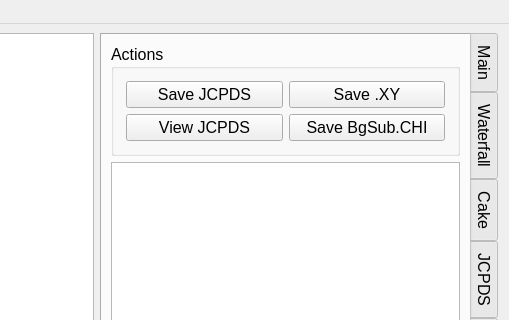
This is ui/pkpo-v.ui in SHDShim/PeakPo as Qt 5 draws it before an edit; both pictures show x 528 to 1037 and y 0 to 320 of the 1037 by 708 pixel window. The edited form follows.
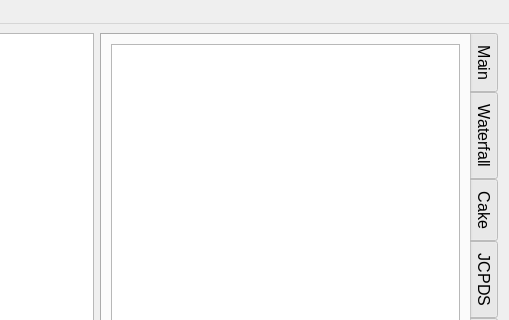
This is the edited form. The open tabs and pages were chosen to show the change. Custom widgets are drawn as their Qt base class.

Commit message: add savesession button in ntb

What changed in the file:
```diff
--- a/ui/pkpo-v.ui
+++ b/ui/pkpo-v.ui
@@ -1934,20 +1934,8 @@
           <property name="flat">
            <bool>true</bool>
           </property>
-          <layout class="QGridLayout" name="gridLayout_3">
-           <property name="leftMargin">
-            <number>12</number>
-           </property>
-           <property name="topMargin">
-            <number>12</number>
-           </property>
-           <property name="rightMargin">
-            <number>12</number>
-           </property>
-           <property name="bottomMargin">
-            <number>12</number>
-           </property>
-           <item row="2" column="2">
+          <layout class="QGridLayout" name="gridLayout_2">
+           <item row="0" column="2">
             <widget class="QPushButton" name="pushButton_ExportToUCFit">
              <property name="sizePolicy">
               <sizepolicy hsizetype="Preferred" vsizetype="Fixed">
@@ -2006,7 +1994,63 @@
              </property>
             </widget>
            </item>
-           <item row="3" column="0">
+           <item row="0" column="0">
+            <widget class="QPushButton" name="pushButton_AddToJlist">
+             <property name="sizePolicy">
+              <sizepolicy hsizetype="Preferred" vsizetype="Fixed">
+               <horstretch>0</horstretch>
+               <verstretch>0</verstretch>
+              </sizepolicy>
+             </property>
+             <property name="minimumSize">
+              <size>
+               <width>70</width>
+               <height>0</height>
+              </size>
+             </property>
+             <property name="maximumSize">
+              <size>
+               <width>16777215</width>
+               <height>16777215</height>
+              </size>
+             </property>
+             <property name="font">
+              <font>
+               <family>Helvetica</family>
+               <pointsize>12</pointsize>
+               <weight>50</weight>
+               <italic>false</italic>
+               <bold>false</bold>
+              </font>
+             </property>
+             <property name="text">
+              <string>Add</string>
+             </property>
+            </widget>
+           </item>
+           <item row="1" column="2">
+            <widget class="QPushButton" name="pushButton_ViewJCPDS">
+             <property name="sizePolicy">
+              <sizepolicy hsizetype="Preferred" vsizetype="Fixed">
+               <horstretch>0</horstretch>
+               <verstretch>0</verstretch>
+              </sizepolicy>
+             </property>
+             <property name="font">
+              <font>
+               <family>Helvetica</family>
+               <pointsize>12</pointsize>
+               <weight>50</weight>
+               <italic>false</italic>
+               <bold>false</bold>
+              </font>
+             </property>
+             <property name="text">
+              <string>Send to output</string>
+             </property>
+            </widget>
+           </item>
+           <item row="1" column="0">
             <widget class="QPushButton" name="pushButton_RemoveJCPDS">
              <property name="sizePolicy">
               <sizepolicy hsizetype="Preferred" vsizetype="Fixed">
@@ -2320,112 +2364,6 @@
         <string>Output</string>
        </attribute>
        <layout class="QVBoxLayout" name="verticalLayout_9">
-        <item>
-         <widget class="QGroupBox" name="groupBox_12">
-          <property name="sizePolicy">
-           <sizepolicy hsizetype="Minimum" vsizetype="Fixed">
-            <horstretch>0</horstretch>
-            <verstretch>0</verstretch>
-           </sizepolicy>
-          </property>
-          <property name="maximumSize">
-           <size>
-            <width>16777215</width>
-            <height>16777215</height>
-           </size>
-          </property>
-          <property name="title">
-           <string>Actions</string>
-          </property>
-          <property name="flat">
-           <bool>true</bool>
-          </property>
-          <layout class="QGridLayout" name="gridLayout_2">
-           <property name="leftMargin">
-            <number>12</number>
-           </property>
-           <property name="topMargin">
-            <number>12</number>
-           </property>
-           <property name="rightMargin">
-            <number>12</number>
-           </property>
-           <property name="bottomMargin">
-            <number>12</number>
-           </property>
-           <item row="1" column="0">
-            <widget class="QPushButton" name="pushButton_ViewJCPDS">
-             <property name="sizePolicy">
-              <sizepolicy hsizetype="Preferred" vsizetype="Fixed">
-               <horstretch>0</horstretch>
-               <verstretch>0</verstretch>
-              </sizepolicy>
-             </property>
-             <property name="font">
-              <font>
-               <family>Helvetica</family>
-               <pointsize>12</pointsize>
-               <weight>50</weight>
-               <italic>false</italic>
-               <bold>false</bold>
-              </font>
-             </property>
-             <property name="text">
-              <string>View JCPDS</string>
-             </property>
-            </widget>
-           </item>
-           <item row="0" column="0">
-            <widget class="QPushButton" name="pushButton_SaveJCPDS">
-             <property name="sizePolicy">
-              <sizepolicy hsizetype="Preferred" vsizetype="Fixed">
-               <horstretch>0</horstretch>
-               <verstretch>0</verstretch>
-              </sizepolicy>
-             </property>
-             <property name="font">
-              <font>
-               <family>Helvetica</family>
-               <pointsize>12</pointsize>
-               <weight>50</weight>
-               <italic>false</italic>
-               <bold>false</bold>
-              </font>
-             </property>
-             <property name="text">
-              <string>Save JCPDS</string>
-             </property>
-            </widget>
-           </item>
-           <item row="0" column="1">
-            <widget class="QPushButton" name="pushButton_SaveXY">
-             <property name="sizePolicy">
-              <sizepolicy hsizetype="Preferred" vsizetype="Fixed">
-               <horstretch>0</horstretch>
-               <verstretch>0</verstretch>
-              </sizepolicy>
-             </property>
-             <property name="text">
-              <string>Save .XY</string>
-             </property>
-            </widget>
-           </item>
-           <item row="1" column="1">
-            <widget class="QPushButton" name="pushButton_SaveCHI">
-             <property name="sizePolicy">
-              <sizepolicy hsizetype="Preferred" vsizetype="Fixed">
-               <horstretch>0</horstretch>
-               <verstretch>0</verstretch>
-              </sizepolicy>
-             </property>
-             <property name="text">
-              <string>Save BgSub.CHI</string>
-             </property>
-            </widget>
-           </item>
-          </layout>
-         </widget>
-        </item>
         <item>
          <widget class="QPlainTextEdit" name="plainTextEdit_ViewJCPDS">
           <property name="sizePolicy">
```
Left out of the diff: 191 changed lines with no effect on the pictures. The commit also changes 7 other files.
